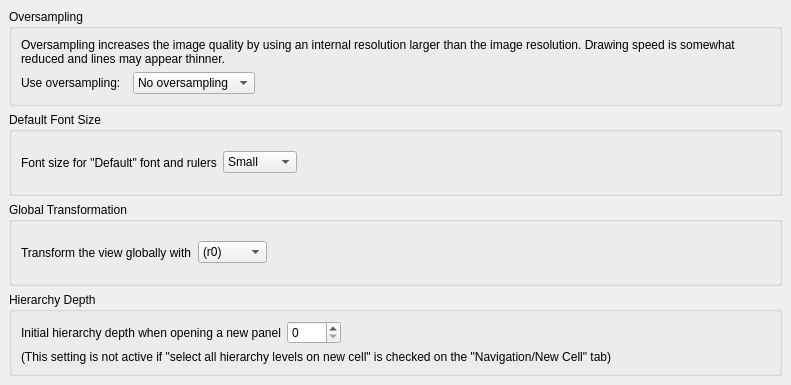
KLayout/klayout, file src/layui/layui/LayoutViewConfigPage7.ui: the form before one commit.
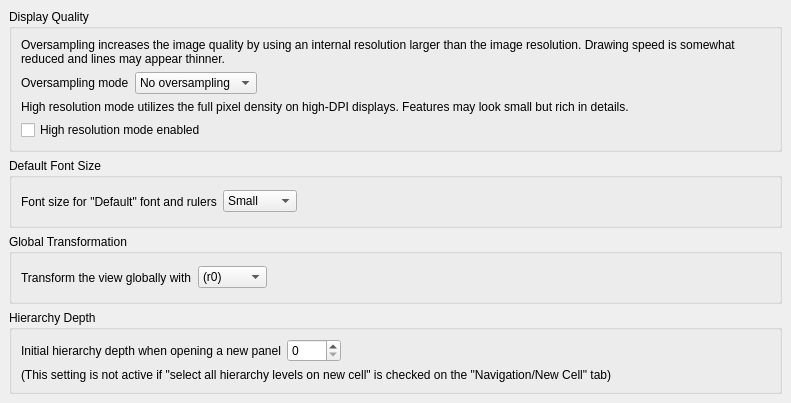
The form after the commit. Icons and pictures are not drawn.

Commit message: Highres mode config option - display utilizes full pixel density

Patch:
```diff
--- a/src/layui/layui/LayoutViewConfigPage7.ui
+++ b/src/layui/layui/LayoutViewConfigPage7.ui
@@ -7,7 +7,7 @@
     <x>0</x>
     <y>0</y>
     <width>791</width>
-    <height>385</height>
+    <height>403</height>
    </rect>
   </property>
   <property name="windowTitle">
@@ -32,7 +32,7 @@
    <item>
     <widget class="QGroupBox" name="groupBox">
      <property name="title">
-      <string>Oversampling</string>
+      <string>Display Quality</string>
      </property>
      <layout class="QGridLayout">
       <property name="leftMargin">
@@ -53,7 +53,14 @@
       <item row="1" column="0">
        <widget class="QLabel" name="label_2">
         <property name="text">
-         <string>Use oversampling:  </string>
+         <string>Oversampling mode</string>
+        </property>
+       </widget>
+      </item>
+      <item row="2" column="0" colspan="3">
+       <widget class="QLabel" name="label_5">
+        <property name="text">
+         <string>High resolution mode utilizes the full pixel density on high-DPI displays. Features may look small but rich in details.</string>
         </property>
        </widget>
       </item>
@@ -99,6 +106,13 @@
         </property>
        </widget>
       </item>
+      <item row="3" column="0" colspan="3">
+       <widget class="QCheckBox" name="highres_mode">
+        <property name="text">
+         <string>High resolution mode enabled</string>
+        </property>
+       </widget>
+      </item>
      </layout>
     </widget>
    </item>
```
The commit also changes 8 other files.
